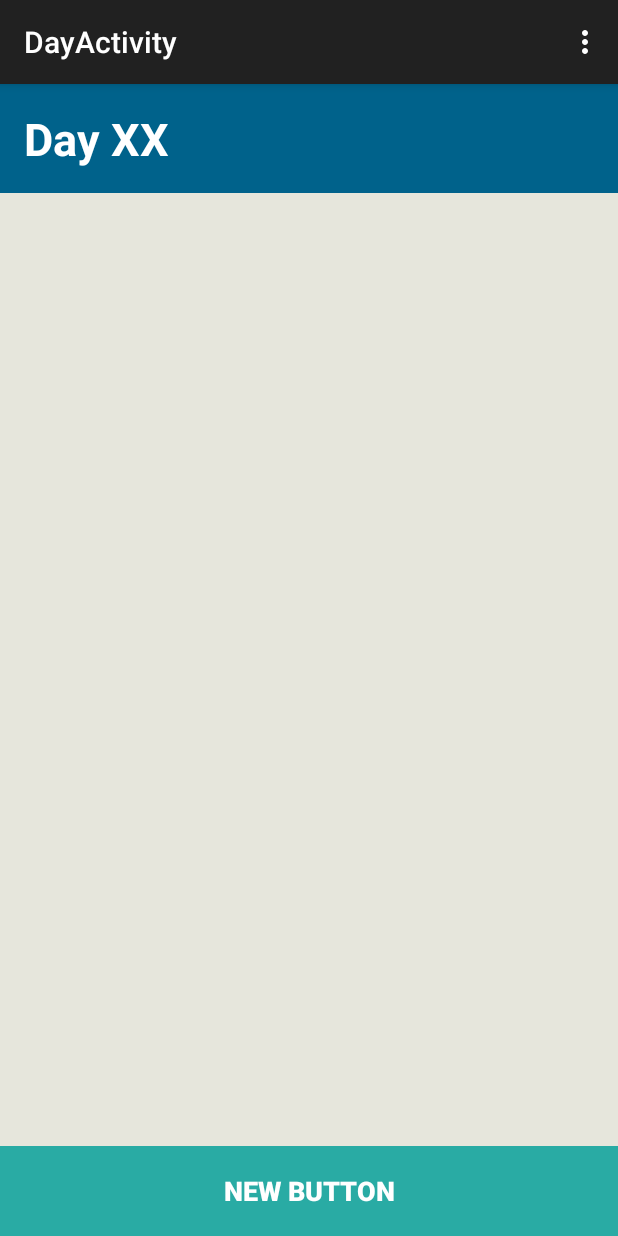
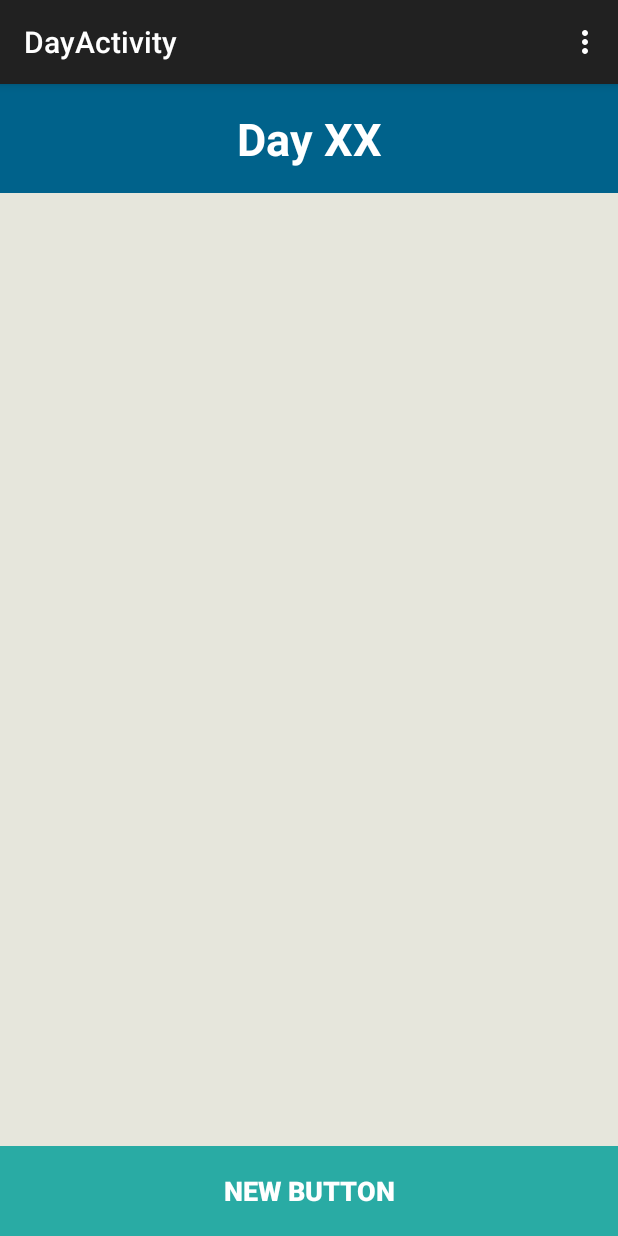
Before and after one commit to kmja/MeetingAgenda, an Android app: the DayActivity screen opened directly, with no data from a screen before it, on a phone screen of 412 x 824 dp. Run offline under Robolectric (Android 15) with nearby library versions, the phone set to English and light mode, and no system bars.

Commit message:
knappar och layout

```diff
--- a/app/src/main/res/layout/day_layout.xml
+++ b/app/src/main/res/layout/day_layout.xml
@@ -28,7 +28,8 @@
             android:textSize="30dp"
             android:textStyle="bold"
             android:textColor="#ffffff"
-            android:elegantTextHeight="false" />
+            android:elegantTextHeight="false"
+            android:gravity="center_horizontal" />
 
     </LinearLayout>
 
```
